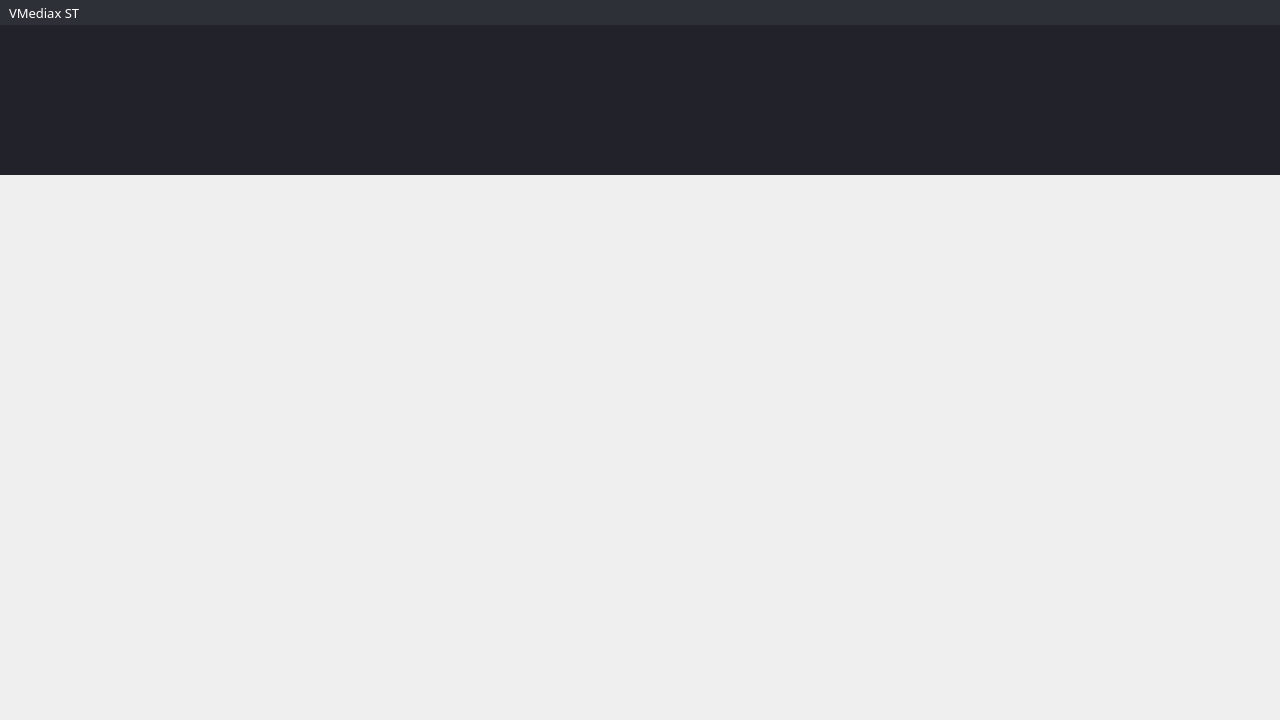
The window that SoftTerminal/forms/STWhiteBoard.ui (sunpu/softterminal) describes before a commit, drawn with Qt 5.
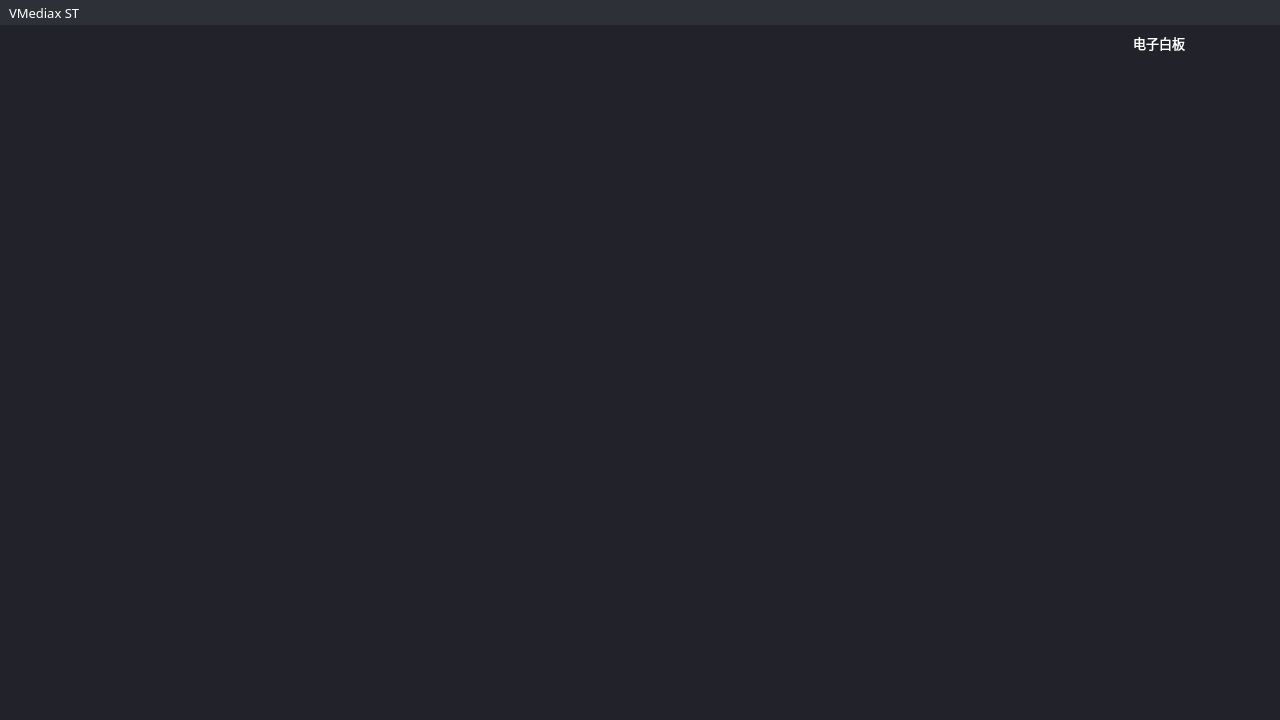
The same window after the commit. The open tabs and pages were chosen to show the change. Icons and pictures are not drawn. Custom widgets are drawn as their Qt base class.

Commit message: 增加白板的文件阅览功能。

The edit to the form file:
```diff
--- a/SoftTerminal/forms/STWhiteBoard.ui
+++ b/SoftTerminal/forms/STWhiteBoard.ui
@@ -28,7 +28,7 @@
   <property name="styleSheet">
    <string notr="true">border:0px;</string>
   </property>
-  <layout class="QVBoxLayout" name="verticalLayout" stretch="0,1,5">
+  <layout class="QVBoxLayout" name="verticalLayout" stretch="0,0,0">
    <property name="spacing">
     <number>0</number>
    </property>
@@ -226,6 +226,113 @@
     </widget>
    </item>
    <item>
+    <widget class="QWidget" name="widMode" native="true">
+     <property name="minimumSize">
+      <size>
+       <width>0</width>
+       <height>30</height>
+      </size>
+     </property>
+     <property name="maximumSize">
+      <size>
+       <width>16777215</width>
+       <height>30</height>
+      </size>
+     </property>
+     <property name="styleSheet">
+      <string notr="true">
+QWidget#widMode{background-color: #21222a;}</string>
+     </property>
+     <layout class="QHBoxLayout" name="horizontalLayout_3">
+      <property name="spacing">
+       <number>10</number>
+      </property>
+      <property name="leftMargin">
+       <number>0</number>
+      </property>
+      <property name="topMargin">
+       <number>5</number>
+      </property>
+      <property name="rightMargin">
+       <number>10</number>
+      </property>
+      <property name="bottomMargin">
+       <number>0</number>
+      </property>
+      <item>
+       <spacer name="horizontalSpacer_3">
+        <property name="orientation">
+         <enum>Qt::Horizontal</enum>
+        </property>
+        <property name="sizeHint" stdset="0">
+         <size>
+          <width>40</width>
+          <height>20</height>
+         </size>
+        </property>
+       </spacer>
+      </item>
+      <item>
+       <widget class="QLabel" name="label">
+        <property name="font">
+         <font>
+          <family>微软雅黑</family>
+          <pointsize>10</pointsize>
+         </font>
+        </property>
+        <property name="styleSheet">
+         <string notr="true">color: rgb(255, 255, 255);</string>
+        </property>
+        <property name="text">
+         <string>电子白板</string>
+        </property>
+        <property name="alignment">
+         <set>Qt::AlignCenter</set>
+        </property>
+       </widget>
+      </item>
+      <item>
+       <widget class="SwitchButton" name="widSwitch" native="true">
+        <property name="minimumSize">
+         <size>
+          <width>75</width>
+          <height>25</height>
+         </size>
+        </property>
+        <property name="maximumSize">
+         <size>
+          <width>75</width>
+          <height>25</height>
+         </size>
+        </property>
+       </widget>
+      </item>
+     </layout>
+    </widget>
+   </item>
+   <item>
+    <widget class="QStackedWidget" name="swMain">
+     <property name="currentIndex">
+      <number>0</number>
+     </property>
+     <widget class="QWidget" name="pgWhiteBoard">
+      <layout class="QVBoxLayout" name="verticalLayout_2">
+       <property name="spacing">
+        <number>0</number>
+       </property>
+       <property name="leftMargin">
+        <number>0</number>
+       </property>
+       <property name="topMargin">
+        <number>0</number>
+       </property>
+       <property name="rightMargin">
+        <number>0</number>
+       </property>
+       <property name="bottomMargin">
+        <number>0</number>
+       </property>
+       <item>
     <widget class="QWidget" name="widShow" native="true">
      <property name="minimumSize">
       <size>
@@ -289,10 +396,7 @@
         <property name="styleSheet">
          <string notr="true"/>
         </property>
-        <layout class="QHBoxLayout" name="horizontalLayout_3">
-         <property name="spacing">
-          <number>10</number>
-         </property>
+            <layout class="QHBoxLayout" name="horizontalLayout_6">
          <property name="leftMargin">
           <number>0</number>
          </property>
@@ -350,6 +454,106 @@
    </item>
   </layout>
  </widget>
+     <widget class="QWidget" name="pgVideo">
+      <property name="styleSheet">
+       <string notr="true">
+QWidget#pgVideo {background-color: #21222a;}</string>
+      </property>
+      <layout class="QHBoxLayout" name="horizontalLayout_5">
+       <property name="spacing">
+        <number>0</number>
+       </property>
+       <property name="leftMargin">
+        <number>0</number>
+       </property>
+       <property name="topMargin">
+        <number>0</number>
+       </property>
+       <property name="rightMargin">
+        <number>0</number>
+       </property>
+       <property name="bottomMargin">
+        <number>0</number>
+       </property>
+       <item>
+        <spacer name="horizontalSpacer_4">
+         <property name="orientation">
+          <enum>Qt::Horizontal</enum>
+         </property>
+         <property name="sizeHint" stdset="0">
+          <size>
+           <width>637</width>
+           <height>662</height>
+          </size>
+         </property>
+        </spacer>
+       </item>
+       <item>
+        <widget class="QWidget" name="widVideoBig" native="true">
+         <property name="minimumSize">
+          <size>
+           <width>0</width>
+           <height>0</height>
+          </size>
+         </property>
+         <property name="maximumSize">
+          <size>
+           <width>16777215</width>
+           <height>16777215</height>
+          </size>
+         </property>
+         <property name="styleSheet">
+          <string notr="true"/>
+         </property>
+         <layout class="QGridLayout" name="gridLayout_2">
+          <property name="leftMargin">
+           <number>0</number>
+          </property>
+          <property name="topMargin">
+           <number>0</number>
+          </property>
+          <property name="rightMargin">
+           <number>0</number>
+          </property>
+          <property name="bottomMargin">
+           <number>0</number>
+          </property>
+          <property name="spacing">
+           <number>10</number>
+          </property>
+         </layout>
+        </widget>
+       </item>
+       <item>
+        <spacer name="horizontalSpacer_6">
+         <property name="orientation">
+          <enum>Qt::Horizontal</enum>
+         </property>
+         <property name="sizeHint" stdset="0">
+          <size>
+           <width>637</width>
+           <height>662</height>
+          </size>
+         </property>
+        </spacer>
+       </item>
+      </layout>
+     </widget>
+    </widget>
+   </item>
+  </layout>
+ </widget>
+ <customwidgets>
+  <customwidget>
+   <class>SwitchButton</class>
+   <extends>QWidget</extends>
+   <header>switchbutton.h</header>
+   <container>1</container>
+   <slots>
+    <signal>checkedChanged(bool)</signal>
+   </slots>
+  </customwidget>
+ </customwidgets>
  <resources>
   <include location="../res/softterminal.qrc"/>
  </resources>
```
Left out of the diff: 22 changed lines with no effect on the pictures. Lines whose indentation alone changed are shown as unchanged. The commit also changes 69 other files.
